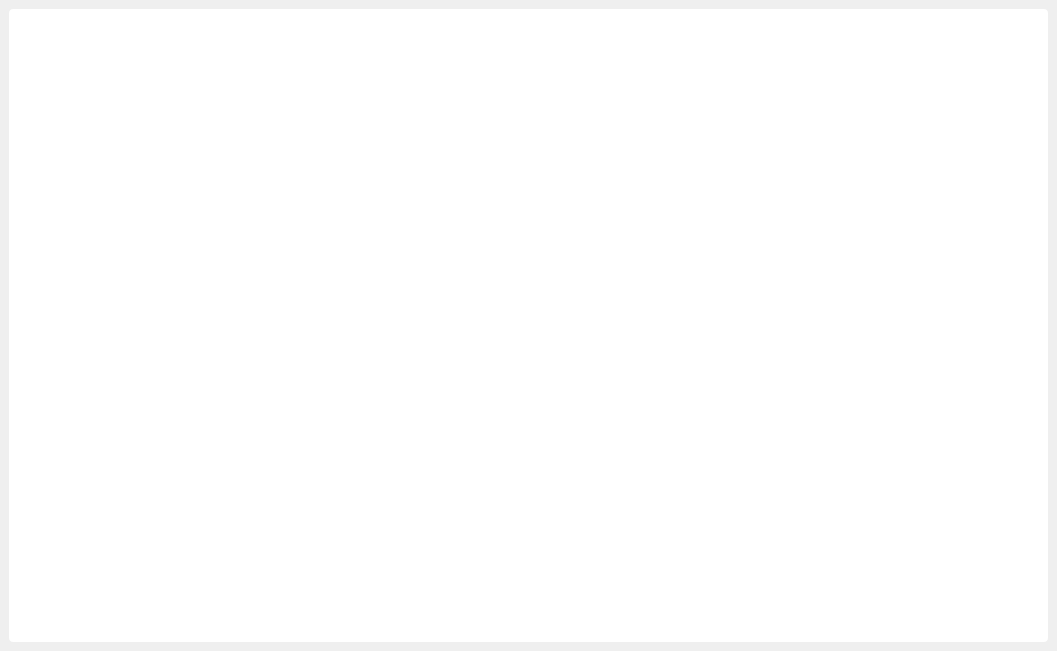
Above: test01/mainwindow.ui from 1663784811/qt_test before the change. Below: the same form after it.
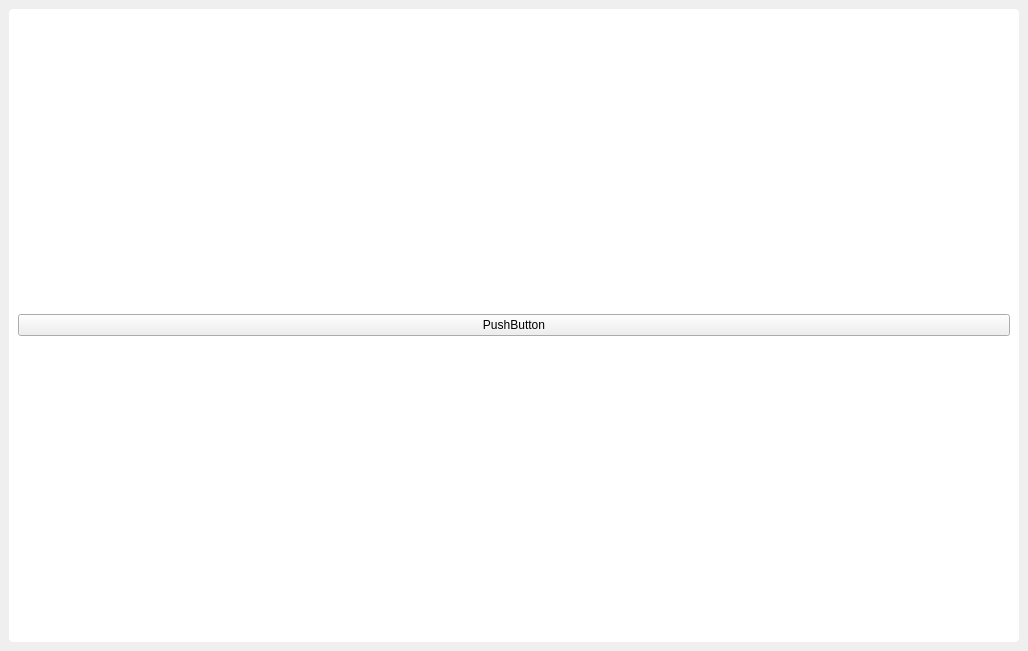
That is the form after the change.

The edit to the form file:
```diff
--- a/test01/mainwindow.ui
+++ b/test01/mainwindow.ui
@@ -6,7 +6,7 @@
    <rect>
     <x>0</x>
     <y>0</y>
-    <width>1057</width>
+    <width>1028</width>
     <height>651</height>
    </rect>
   </property>
@@ -23,7 +23,17 @@
   <widget class="QWidget" name="centralwidget">
    <layout class="QGridLayout" name="gridLayout">
     <item row="0" column="0">
-     <widget class="QWidget" name="widget" native="true"/>
+     <widget class="QWidget" name="widget" native="true">
+      <layout class="QVBoxLayout" name="verticalLayout">
+       <item>
+        <widget class="QPushButton" name="pushButton">
+         <property name="text">
+          <string>PushButton</string>
+         </property>
+        </widget>
+       </item>
+      </layout>
+     </widget>
     </item>
    </layout>
   </widget>
```
